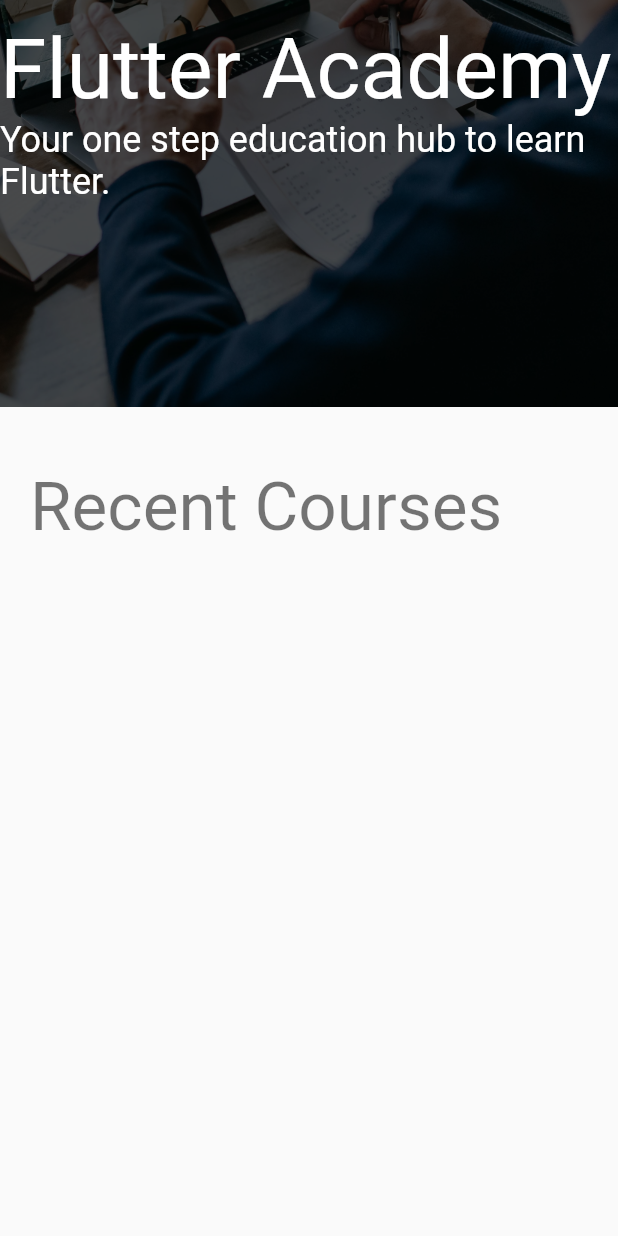
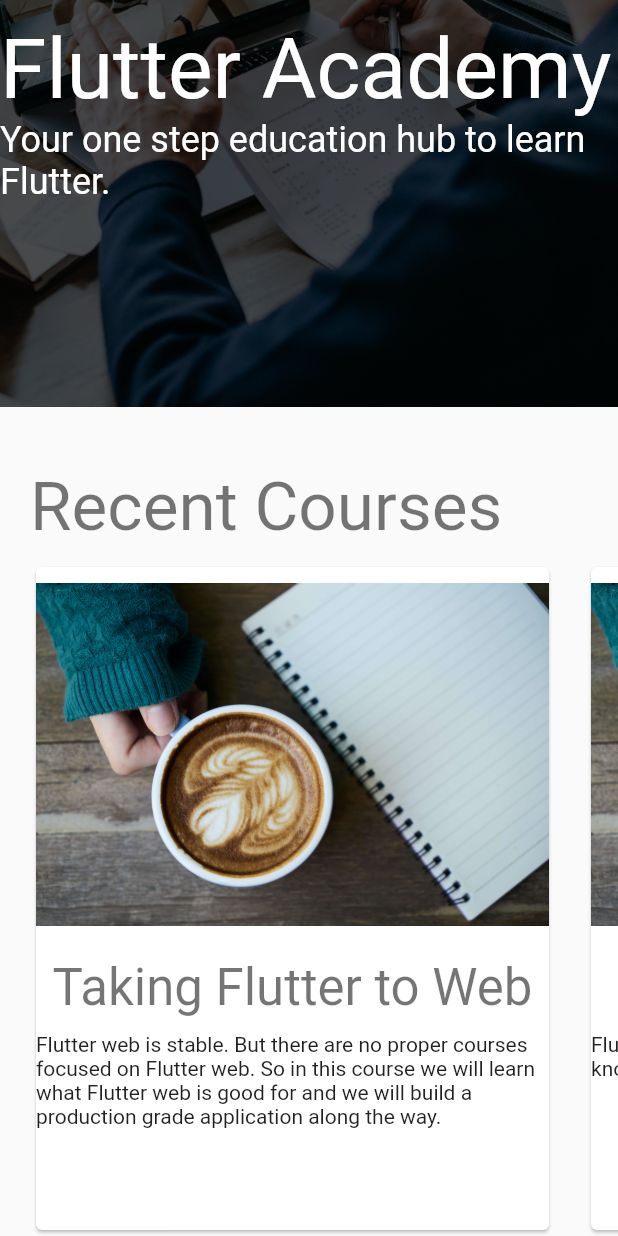
Before and after one commit to ahmnouira/flutter_academy, a Flutter app: the screen it shows after launch, scrolled down 285 dp, on a phone screen of 412 x 824 dp. Run offline on Flutter 3.47's test engine with Material 2 defaults, Android fonts, the phone set to English and light mode, and no system bars; our stand-ins replace firebase_auth, firebase_core; accounts and stored records are empty.

```diff
--- a/lib/src/screens/home_screen.dart
+++ b/lib/src/screens/home_screen.dart
@@ -1,7 +1,8 @@
 import 'package:flutter/material.dart';
+import 'package:flutter_academy/src/data/assets.dart';
 import 'package:flutter_academy/src/widgets/header_widget.dart';
 
-// Dating95'-99'
+import '../widgets/course_card_widget.dart';
 
 class HomeScreen extends StatelessWidget {
   const HomeScreen({super.key});
@@ -36,8 +37,25 @@ class HomeScreen extends StatelessWidget {
             child: ListView(
               scrollDirection: Axis.horizontal,
               children: [
-                Container()
                 // Add course cards
+                const SizedBox(width: 20.0),
+                CourseCardWidget(
+                  title: "Taking Flutter to Web",
+                  description:
+                      "Flutter web is stable. But there are no proper courses focused on Flutter web. So in this course we will learn what Flutter web is good for and we will build a production grade application along the way.",
+                  image: Assets.course,
+                  onPressed: () {},
+                ),
+
+                const SizedBox(
+                  width: 20.0,
+                ),
+                CourseCardWidget(
+                    image: Assets.course,
+                    title: "Flutter for Everyone",
+                    description:
+                        "Flutter beginners's course for everyone. For those wko know basic programing, can easily start developing",
+                    onPressed: () {}),
               ],
             ),
           )
```
Also changed, not shown: lib/src/theme/responsive.dart (added, +14 -0 lines).
